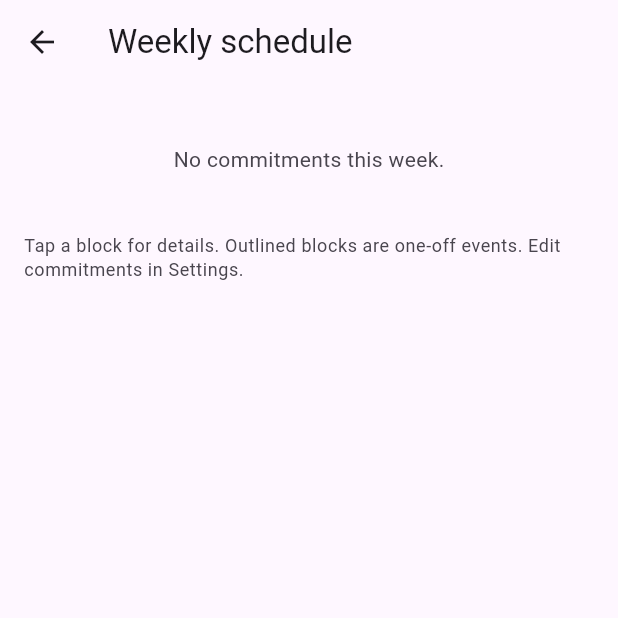
After one commit to itsAmirmb/Wakeflow, a Flutter app: the screen it shows after launch, item 2 of the bottom bar chosen, after a tap on the "calendar view week" icon, on a phone screen of 412 x 824 dp, the top half of it. The commit adds this screen. Run offline on Flutter 3.47's test engine with Material 3 defaults, Android fonts, the phone set to English and light mode, and no system bars; our stand-ins replace flutter_local_notifications, sqflite, timezone; accounts and stored records are empty.

Commit message:
v0.14.5 (add weekly commitment schedule view)

```diff
--- a/lib/screens/home_screen.dart
+++ b/lib/screens/home_screen.dart
@@ -7,6 +7,7 @@ import 'today_screen.dart';
 import 'settings_screen.dart';
 import 'stats_screen.dart';
 import 'rewards_screen.dart';
+import 'schedule_screen.dart';
 import '../models/day_mode.dart';
 import '../models/block.dart';
 import '../models/category.dart';
@@ -341,7 +342,19 @@ class _HomeScreenState extends State<HomeScreen> with WidgetsBindingObserver {
     }
 
     return Scaffold(
-      appBar: AppBar(title: Text(title)),
+      appBar: AppBar(
+        title: Text(title),
+        actions: [
+          IconButton(
+            tooltip: 'Weekly schedule',
+            icon: const Icon(Icons.calendar_view_week_outlined),
+            onPressed: () => Navigator.push(
+              context,
+              MaterialPageRoute(builder: (context) => const ScheduleScreen()),
+            ),
+          ),
+        ],
+      ),
       body: AnimatedSwitcher(
         duration: const Duration(milliseconds: 200),
         child: KeyedSubtree(key: ValueKey(_tabIndex), child: body),
--- /dev/null
+++ b/lib/screens/schedule_screen.dart
@@ -0,0 +1,81 @@
+import 'package:flutter/material.dart';
+
+import '../models/commitment.dart';
+import '../services/database_service.dart';
+import '../widgets/weekly_schedule.dart';
+
+/// Read-only weekly timetable of the user's fixed commitments.
+/// Commitments themselves are edited in Settings.
+class ScheduleScreen extends StatefulWidget {
+  const ScheduleScreen({super.key});
+
+  @override
+  State<ScheduleScreen> createState() => _ScheduleScreenState();
+}
+
+class _ScheduleScreenState extends State<ScheduleScreen> {
+  List<Commitment>? _commitments;
+  bool _failed = false;
+
+  @override
+  void initState() {
+    super.initState();
+    _load();
+  }
+
+  Future<void> _load() async {
+    try {
+      final commitments = await DatabaseService.instance.getCommitments();
+      if (!mounted) return;
+      setState(() {
+        _commitments = commitments;
+        _failed = false;
+      });
+    } catch (_) {
+      if (!mounted) return;
+      setState(() => _failed = true);
+    }
+  }
+
+  @override
+  Widget build(BuildContext context) {
+    final now = DateTime.now();
+    final commitments = _commitments;
+    return Scaffold(
+      appBar: AppBar(title: const Text('Weekly schedule')),
+      body: _failed
+          ? Center(
+              child: Column(
+                mainAxisSize: MainAxisSize.min,
+                children: [
+                  const Text('Could not load the schedule.'),
+                  TextButton(onPressed: _load, child: const Text('Retry')),
+                ],
+              ),
+            )
+          : commitments == null
+          ? const Center(child: CircularProgressIndicator())
+          : RefreshIndicator(
+              onRefresh: _load,
+              child: ListView(
+                padding: const EdgeInsets.all(16),
+                children: [
+                  WeeklyScheduleView(
+                    commitments: commitments,
+                    weekOf: now,
+                    highlightWeekday: now.weekday,
+                  ),
+                  const SizedBox(height: 16),
+                  Text(
+                    'Tap a block for details. Outlined blocks are one-off '
+                    'events. Edit commitments in Settings.',
+                    style: Theme.of(context).textTheme.bodySmall?.copyWith(
+                      color: Theme.of(context).colorScheme.onSurfaceVariant,
+                    ),
+                  ),
+                ],
+              ),
+            ),
+    );
+  }
+}
--- /dev/null
+++ b/lib/widgets/weekly_schedule.dart
@@ -0,0 +1,307 @@
+import 'package:flutter/material.dart';
+
+import '../models/commitment.dart';
+
+/// Row order of the week: Saturday first (DateTime.weekday values).
+const List<int> kScheduleWeekdays = [6, 7, 1, 2, 3, 4, 5];
+
+/// Display-only weekly timetable of fixed commitments: one row per day, a
+/// shared hour axis across, and each commitment drawn at its real time.
+/// Overlapping commitments of one day stack in lanes.
+///
+/// Weekly commitments appear on their weekdays; one-off commitments appear
+/// only when their date falls in the week of [weekOf].
+class WeeklyScheduleView extends StatelessWidget {
+  final List<Commitment> commitments;
+
+  /// Any date inside the week to show.
+  final DateTime weekOf;
+
+  /// Weekday (1 = Monday ... 7 = Sunday) whose row is emphasised.
+  final int? highlightWeekday;
+
+  /// Smaller blocks and a single line per commitment, for embedding.
+  final bool compact;
+
+  const WeeklyScheduleView({
+    super.key,
+    required this.commitments,
+    required this.weekOf,
+    this.highlightWeekday,
+    this.compact = false,
+  });
+
+  static const double _labelWidth = 44;
+  static const double _headerHeight = 24;
+
+  /// Lane (stack row) for each entry, given entries sorted by start time.
+  static List<int> _lanes(List<Commitment> sorted) {
+    final laneEnds = <int>[];
+    final lanes = <int>[];
+    for (final c in sorted) {
+      var lane = laneEnds.indexWhere((end) => end <= c.startMinutes);
+      if (lane == -1) {
+        laneEnds.add(c.endMinutes);
+        lane = laneEnds.length - 1;
+      } else {
+        laneEnds[lane] = c.endMinutes;
+      }
+      lanes.add(lane);
+    }
+    return lanes;
+  }
+
+  @override
+  Widget build(BuildContext context) {
+    final offset = (weekOf.weekday - DateTime.saturday) % 7;
+    final weekStart = DateTime(weekOf.year, weekOf.month, weekOf.day - offset);
+
+    final days = <_DayData>[];
+    for (var i = 0; i < 7; i++) {
+      final date = DateTime(weekStart.year, weekStart.month, weekStart.day + i);
+      final entries = commitments.where((c) => c.occursOn(date)).toList()
+        ..sort((a, b) => a.startMinutes.compareTo(b.startMinutes));
+      days.add(_DayData(date.weekday, entries, _lanes(entries)));
+    }
+
+    final all = [for (final d in days) ...d.entries];
+    if (all.isEmpty) {
+      return Padding(
+        padding: const EdgeInsets.symmetric(vertical: 24),
+        child: Center(
+          child: Text(
+            'No commitments this week.',
+            style: Theme.of(context).textTheme.bodyMedium?.copyWith(
+              color: Theme.of(context).colorScheme.onSurfaceVariant,
+            ),
+          ),
+        ),
+      );
+    }
+
+    // Hour axis covering every commitment, at least four hours wide.
+    final startHour = all
+        .map((c) => c.startMinutes ~/ 60)
+        .reduce((a, b) => a < b ? a : b);
+    var endHour = all
+        .map((c) => (c.endMinutes + 59) ~/ 60)
+        .reduce((a, b) => a > b ? a : b);
+    if (endHour - startHour < 4) endHour = startHour + 4;
+    if (endHour > 24) endHour = 24;
+    final hours = (endHour - startHour).clamp(1, 24);
+
+    final hourWidth = compact ? 48.0 : 72.0;
+    final laneHeight = compact ? 26.0 : 40.0;
+    final timelineWidth = hours * hourWidth;
+    double rowHeight(_DayData d) {
+      final lanes = d.lanes.isEmpty ? 1 : d.lanes.reduce((a, b) => a > b ? a : b) + 1;
+      return lanes * laneHeight + 8;
+    }
+
+    final scheme = Theme.of(context).colorScheme;
+    final lineColor = scheme.outlineVariant;
+
+    return Row(
+      crossAxisAlignment: CrossAxisAlignment.start,
+      children: [
+        SizedBox(
+          width: _labelWidth,
+          child: Column(
+            children: [
+              const SizedBox(height: _headerHeight),
+              for (final d in days)
+                Container(
+                  height: rowHeight(d),
+                  alignment: Alignment.center,
+                  decoration: BoxDecoration(
+                    border: Border(bottom: BorderSide(color: lineColor)),
+                  ),
+                  child: Text(
+                    Commitment.weekdayNames[d.weekday]!,
+                    style: Theme.of(context).textTheme.labelMedium?.copyWith(
+                      fontWeight: d.weekday == highlightWeekday
+                          ? FontWeight.bold
+                          : FontWeight.normal,
+                      color: d.weekday == highlightWeekday
+                          ? scheme.primary
+                          : null,
+                    ),
+                  ),
+                ),
+            ],
+          ),
+        ),
+        Expanded(
+          child: SingleChildScrollView(
+            scrollDirection: Axis.horizontal,
+            child: SizedBox(
+              width: timelineWidth,
+              child: Column(
+                children: [
+                  SizedBox(
+                    height: _headerHeight,
+                    child: Row(
+                      children: [
+                        for (var h = startHour; h < endHour; h++)
+                          SizedBox(
+                            width: hourWidth,
+                            child: Padding(
+                              padding: const EdgeInsets.only(left: 4),
+                              child: Align(
+                                alignment: Alignment.centerLeft,
+                                child: Text(
+                                  h.toString().padLeft(2, '0'),
+                                  style: Theme.of(context).textTheme.labelSmall,
+                                ),
+                              ),
+                            ),
+                          ),
+                      ],
+                    ),
+                  ),
+                  for (final d in days)
+                    _DayRow(
+                      data: d,
+                      startHour: startHour,
+                      hours: hours,
+                      hourWidth: hourWidth,
+                      laneHeight: laneHeight,
+                      height: rowHeight(d),
+                      highlighted: d.weekday == highlightWeekday,
+                      compact: compact,
+                    ),
+                ],
+              ),
+            ),
+          ),
+        ),
+      ],
+    );
+  }
+}
+
+class _DayData {
+  final int weekday;
+  final List<Commitment> entries;
+  final List<int> lanes;
+  const _DayData(this.weekday, this.entries, this.lanes);
+}
+
+class _DayRow extends StatelessWidget {
+  final _DayData data;
+  final int startHour;
+  final int hours;
+  final double hourWidth;
+  final double laneHeight;
+  final double height;
+  final bool highlighted;
+  final bool compact;
+
+  const _DayRow({
+    required this.data,
+    required this.startHour,
+    required this.hours,
+    required this.hourWidth,
+    required this.laneHeight,
+    required this.height,
+    required this.highlighted,
+    required this.compact,
+  });
+
+  @override
+  Widget build(BuildContext context) {
+    final scheme = Theme.of(context).colorScheme;
+    final palette = <(Color, Color)>[
+      (scheme.primaryContainer, scheme.onPrimaryContainer),
+      (scheme.secondaryContainer, scheme.onSecondaryContainer),
+      (scheme.tertiaryContainer, scheme.onTertiaryContainer),
+    ];
+
+    return Container(
+      height: height,
+      decoration: BoxDecoration(
+        color: highlighted ? scheme.primaryContainer.withAlpha(60) : null,
+        border: Border(bottom: BorderSide(color: scheme.outlineVariant)),
+      ),
+      child: Stack(
+        children: [
+          Row(
+            children: [
+              for (var h = 0; h < hours; h++)
+                Container(
+                  width: hourWidth,
+                  decoration: BoxDecoration(
+                    border: Border(
+                      left: BorderSide(color: scheme.outlineVariant),
+                    ),
+                  ),
+                ),
+            ],
+          ),
+          for (var i = 0; i < data.entries.length; i++)
+            _block(context, data.entries[i], data.lanes[i], palette),
+        ],
+      ),
+    );
+  }
+
+  Widget _block(
+    BuildContext context,
+    Commitment c,
+    int lane,
+    List<(Color, Color)> palette,
+  ) {
+    // Same title, same colour: derived from the characters, not hashCode.
+    final colors = palette[c.title.codeUnits.fold<int>(0, (a, b) => a + b) %
+        palette.length];
+    final left = (c.startMinutes - startHour * 60) / 60 * hourWidth;
+    final width = ((c.endMinutes - c.startMinutes) / 60 * hourWidth - 2)
+        .clamp(18.0, double.infinity);
+    final time = '${Commitment.hm(c.startMinutes)}–${Commitment.hm(c.endMinutes)}';
+    final style = Theme.of(context).textTheme.labelSmall?.copyWith(
+      color: colors.$2,
+    );
+
+    return Positioned(
+      left: left,
+      top: 4 + lane * laneHeight,
+      width: width,
+      height: laneHeight - 2,
+      child: Tooltip(
+        message: '${c.title}\n$time${c.isRecurring ? '' : '\nOne-off'}',
+        triggerMode: TooltipTriggerMode.tap,
+        child: Container(
+          alignment: Alignment.centerLeft,
+          padding: const EdgeInsets.symmetric(horizontal: 4),
+          decoration: BoxDecoration(
+            color: colors.$1,
+            borderRadius: BorderRadius.circular(6),
+            // One-off events get an outline to tell them from weekly ones.
+            border: c.isRecurring
+                ? null
+                : Border.all(color: colors.$2.withAlpha(140)),
+          ),
+          child: Column(
+            mainAxisAlignment: MainAxisAlignment.center,
+            crossAxisAlignment: CrossAxisAlignment.start,
+            children: [
+              Text(
+                c.title,
+                maxLines: 1,
+                overflow: TextOverflow.ellipsis,
+                style: style?.copyWith(fontWeight: FontWeight.w600),
+              ),
+              if (!compact)
+                Text(
+                  time,
+                  maxLines: 1,
+                  overflow: TextOverflow.ellipsis,
+                  style: style,
+                ),
+            ],
+          ),
+        ),
+      ),
+    );
+  }
+}
```
Also changed, not shown: lib/screens/day_mode_screen.dart (+66 -36 lines), lib/screens/settings_screen.dart (+20 -4 lines).
